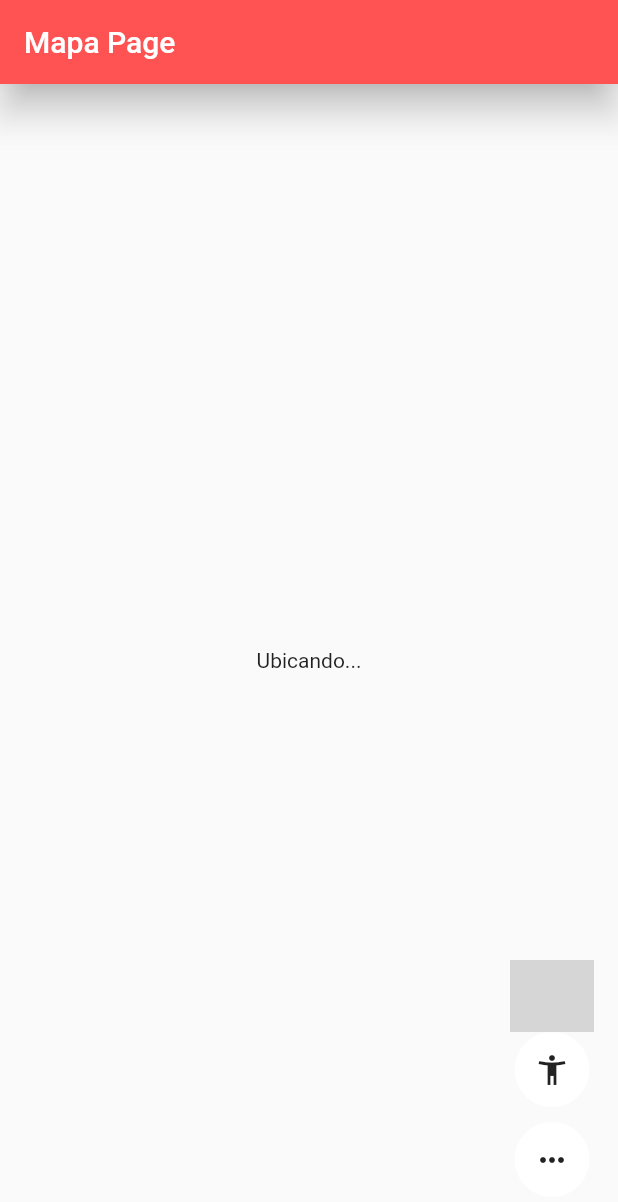
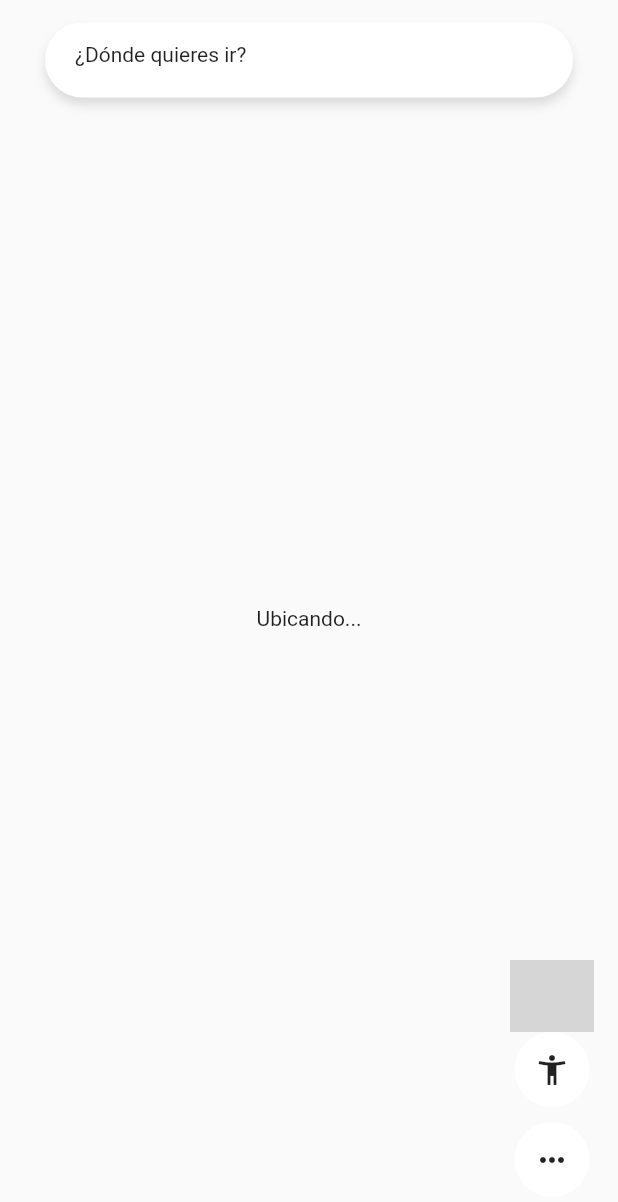
Before and after one commit to rmalvarezq/mapas_gps_flutter, a Flutter app: the screen it shows after launch, on a phone screen of 412 x 824 dp. Shown: the top 1202 px of the screen. Run offline on Flutter 3.47's test engine with Material 2 defaults, Android fonts, the phone set to English and light mode, and no system bars; our stand-ins replace bloc, flutter_bloc, geolocator, google_maps_flutter, permission_handler; grey boxes are pictures that could not be loaded.

Commit message:
Barra de búsqueda v1.0
barra recién inciada, aún no agrego funciones

```diff
--- a/lib/bloc/mapa/mapa_bloc.dart
+++ b/lib/bloc/mapa/mapa_bloc.dart
@@ -47,7 +47,7 @@ class MapaBloc extends Bloc<MapaEvent, MapaState> {
     } else if (event is OnSeguirUbicacion) {
       yield* this._onSeguirUbicacion(event);
     } else if (event is OnMovioMapa) {
-      print(event.centroMapa);
+      // print(event.centroMapa);
       yield state.copyWith(ubicacionCentral: event.centroMapa);
     }
   }
--- a/lib/pages/mapa_page.dart
+++ b/lib/pages/mapa_page.dart
@@ -28,13 +28,15 @@ class _MapaPageState extends State<MapaPage> {
   @override
   Widget build(BuildContext context) {
     return Scaffold(
-      appBar: AppBar(
-        elevation: 10,
-        title: Text('Mapa Page'),
-        backgroundColor: Colors.redAccent,
+      body: Stack(
+        children: [
+          BlocBuilder<MiUbicacionBloc, MiUbicacionState>(
+              builder: (_, state) => crearMapa(state)),
+          Positioned(
+            top: 15,
+            child: SearchBar()),
+        ],
       ),
-      body: BlocBuilder<MiUbicacionBloc, MiUbicacionState>(
-          builder: (_, state) => crearMapa(state)),
       floatingActionButton: Column(
         mainAxisAlignment: MainAxisAlignment.end,
         children: [
--- /dev/null
+++ b/lib/search/search_destination.dart
@@ -0,0 +1,47 @@
+import 'package:flutter/material.dart';
+
+class SearchDestination extends SearchDelegate {
+  @override
+  final String searchFieldLabel;
+  SearchDestination() : this.searchFieldLabel = 'Buscar';
+  @override
+  List<Widget> buildActions(BuildContext context) {
+    return [
+      IconButton(icon: Icon(Icons.clear), onPressed: () => this.query = '')
+    ];
+  }
+
+  @override
+  Widget buildLeading(BuildContext context) {
+    //TODO: retornar algo
+    return IconButton(
+      icon: Icon(Icons.arrow_back),
+      onPressed: () => this.close(context, null),
+    );
+  }
+
+  @override
+  Widget buildResults(BuildContext context) {
+    return Text('Build Results');
+  }
+
+  @override
+  Widget buildSuggestions(BuildContext context) {
+    return ListView(
+      children: [
+        ListTile(
+          leading: Icon(Icons.location_on),
+          title: Text(
+            'Colocar dirección manualmente',
+            style: TextStyle(fontSize: 13),
+          ),
+          onTap: () {
+            // TODO: retornar algo
+            print('manualmente');
+            this.close(context, null);
+          },
+        )
+      ],
+    );
+  }
+}
--- /dev/null
+++ b/lib/widgets/SearchBar.dart
@@ -0,0 +1,40 @@
+part of 'widgets.dart';
+
+class SearchBar extends StatelessWidget {
+  @override
+  Widget build(BuildContext context) {
+    final width = MediaQuery.of(context).size.width;
+    return SafeArea(
+      child: Container(
+        padding: EdgeInsets.symmetric(horizontal: 30),
+        width: width,
+        // height: 100,
+        // color: Colors.red,
+        child: GestureDetector(
+          onTap: () {
+            print('buscando...!');
+            showSearch(context: context, delegate: SearchDestination());
+          },
+          child: Container(
+            padding: EdgeInsets.symmetric(horizontal: 20, vertical: 13),
+            width: double.infinity,
+            height: 50,
+            child: Text(
+              '¿Dónde quieres ir?',
+              style: TextStyle(color: Colors.black87),
+            ),
+            decoration: BoxDecoration(
+                color: Colors.white,
+                borderRadius: BorderRadius.circular(100),
+                boxShadow: <BoxShadow>[
+                  BoxShadow(
+                      color: Colors.black12,
+                      blurRadius: 5,
+                      offset: Offset(0, 5))
+                ]),
+          ),
+        ),
+      ),
+    );
+  }
+}
--- a/lib/widgets/widgets.dart
+++ b/lib/widgets/widgets.dart
@@ -1,7 +1,12 @@
 import 'package:flutter/material.dart';
+
 import 'package:flutter_bloc/flutter_bloc.dart';
 import 'package:mapas_gps_flutter/bloc/mapa/mapa_bloc.dart';
+
 import 'package:mapas_gps_flutter/bloc/mi_ubicacion/mi_ubicacion_bloc.dart';
+import 'package:mapas_gps_flutter/search/search_destination.dart';
+
 part 'btn_ubicacion.dart';
 part 'btn_mi_ruta.dart';
 part 'btn_seguir_ubicacion.dart';
+part 'SearchBar.dart';
```
